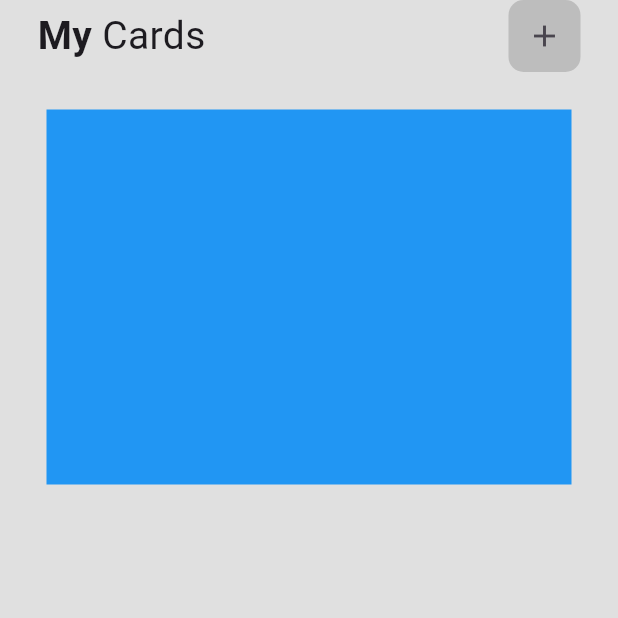
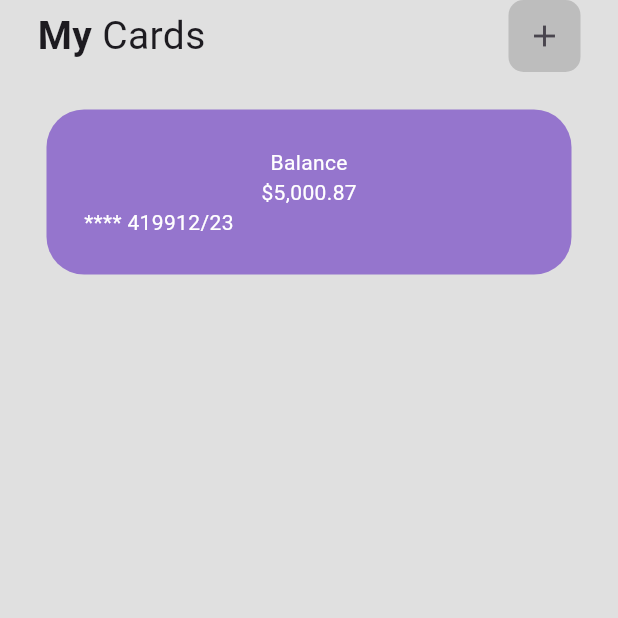
Before and after one commit to iyamujoshua/wallet_ui, a Flutter app: the screen it shows after launch, on a phone screen of 412 x 824 dp, the top half of it. Run offline on Flutter 3.47's test engine with Material 2 defaults, Android fonts, the phone set to English and light mode, and no system bars.

Commit message:
cards done, want to start positioning

```diff
--- a/lib/screens/homescreen.dart
+++ b/lib/screens/homescreen.dart
@@ -58,9 +58,34 @@ class _homescreenState extends State<homescreen> {
 
             // cards
             Container(
-              decoration: BoxDecoration(color: Colors.blue),
+              decoration: BoxDecoration(color: Colors.deepPurple[300],
+              borderRadius: BorderRadius.circular(25)),
               width: 350,
-              height: 250,
+              // height: 250,
+              padding: EdgeInsets.all(25),
+              child: Column(
+                children: [
+                  Text("Balance", style: TextStyle(
+                    color: Colors.white,
+                  ),),
+                  Text("\$5,000.87", style: TextStyle(
+                    color: Colors.white,
+                  ),),
+                  // card info
+                  Row(
+                    children: [
+                      //card number
+                      Text("**** 4199", style: TextStyle(
+                    color: Colors.white,
+                  ),),
+                      // card expiring date
+                      Text("12/23", style: TextStyle(
+                    color: Colors.white,
+                  ),),
+                    ],
+                  )
+                ],
+              ),
             )
 
             //transaction button
```
